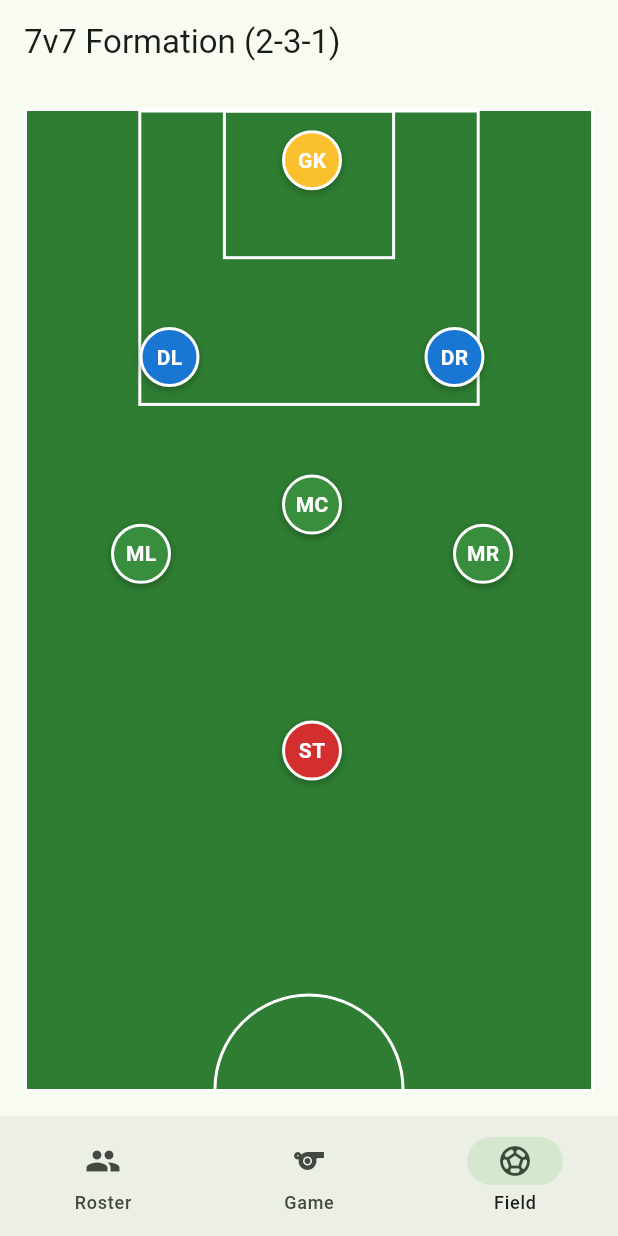
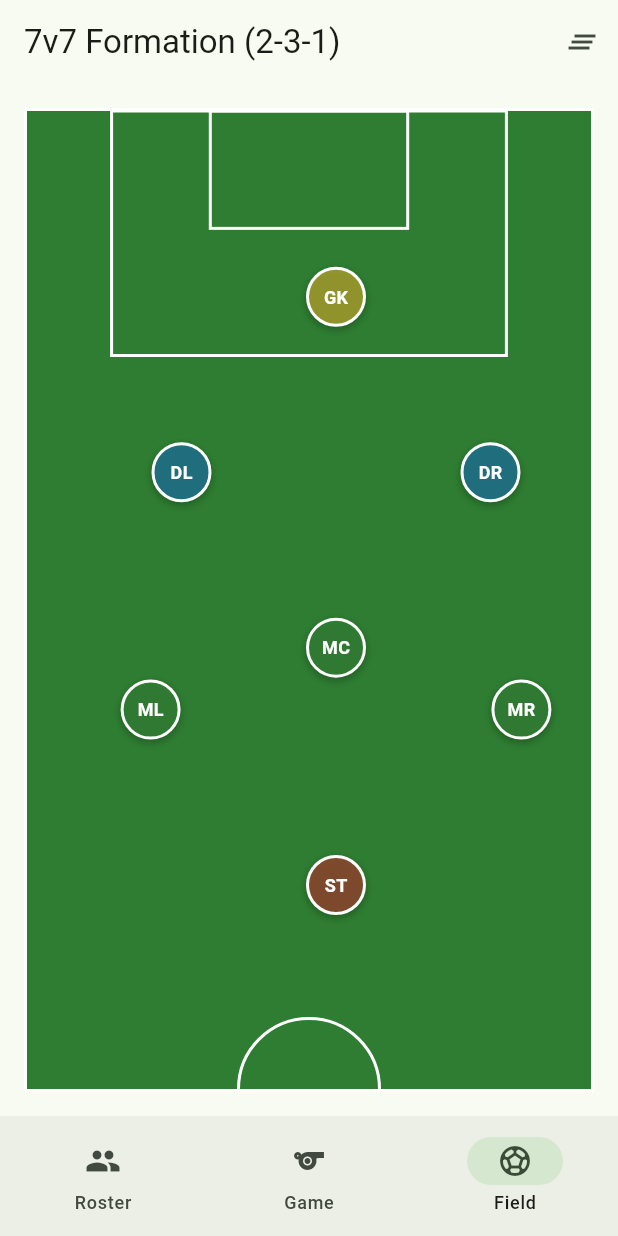
Before and after one commit to etxnija/subsub, a Flutter app: the FieldScreen screen opened by its route, on a phone screen of 412 x 824 dp. Run offline on Flutter 3.47's test engine with Material 3 defaults, Android fonts, the phone set to English and light mode, and no system bars; our stand-ins replace flutter_riverpod, go_router, sqflite; accounts and stored records are empty.

Commit message:
feat: select players for possition

```diff
--- a/lib/models/position.dart
+++ b/lib/models/position.dart
@@ -24,7 +24,7 @@ class Position {
       name: 'Goalkeeper',
       abbreviation: 'GK',
       category: 'Goalkeeper',
-      defaultLocation: Offset(0.5, 0.05),
+      defaultLocation: Offset(0.5, 0.18),  // Aligned with goal area
     ),
     // Defenders (2)
     Position(
@@ -32,14 +32,14 @@ class Position {
       name: 'Left Defender',
       abbreviation: 'DL',
       category: 'Defense',
-      defaultLocation: Offset(0.25, 0.25),
+      defaultLocation: Offset(0.25, 0.35),  // Aligned with penalty area width
     ),
     Position(
       id: 'dr',
       name: 'Right Defender',
       abbreviation: 'DR',
       category: 'Defense',
-      defaultLocation: Offset(0.75, 0.25),
+      defaultLocation: Offset(0.75, 0.35),  // Aligned with penalty area width
     ),
     // Midfielders (3)
     Position(
@@ -47,21 +47,21 @@ class Position {
       name: 'Left Midfielder',
       abbreviation: 'ML',
       category: 'Midfield',
-      defaultLocation: Offset(0.2, 0.45),
+      defaultLocation: Offset(0.2, 0.58),  // Wider spread, aligned with center
     ),
     Position(
       id: 'mc',
       name: 'Center Midfielder',
       abbreviation: 'MC',
       category: 'Midfield',
-      defaultLocation: Offset(0.5, 0.4),
+      defaultLocation: Offset(0.5, 0.52),  // Just above center line
     ),
     Position(
       id: 'mr',
       name: 'Right Midfielder',
       abbreviation: 'MR',
       category: 'Midfield',
-      defaultLocation: Offset(0.8, 0.45),
+      defaultLocation: Offset(0.8, 0.58),  // Wider spread, aligned with center
     ),
     // Forward (1)
     Position(
@@ -69,7 +69,7 @@ class Position {
       name: 'Striker',
       abbreviation: 'ST',
       category: 'Forward',
-      defaultLocation: Offset(0.5, 0.65),
+      defaultLocation: Offset(0.5, 0.75),  // Centered in attacking third
     ),
   ];
 
--- a/lib/screens/field_screen.dart
+++ b/lib/screens/field_screen.dart
@@ -1,6 +1,9 @@
 import 'package:flutter/material.dart';
 import 'package:flutter_riverpod/flutter_riverpod.dart';
+import 'package:subsub/models/player.dart';
 import 'package:subsub/models/position.dart';
+import 'package:subsub/providers/lineup_provider.dart';
+import 'package:subsub/providers/roster_provider.dart';
 
 class FieldScreen extends ConsumerWidget {
   const FieldScreen({super.key});
@@ -10,48 +13,62 @@ class FieldScreen extends ConsumerWidget {
     return Scaffold(
       appBar: AppBar(
         title: const Text('7v7 Formation (2-3-1)'),
+        actions: [
+          IconButton(
+            icon: const Icon(Icons.clear_all),
+            onPressed: () {
+              ref.read(lineupProvider.notifier).clearAllAssignments();
+            },
+            tooltip: 'Clear All Assignments',
           ),
-      body: _buildField(),
+        ],
+      ),
+      body: _buildField(ref),
     );
   }
 
-  Widget _buildField() {
+  Widget _buildField(WidgetRef ref) {
     return LayoutBuilder(
       builder: (context, constraints) {
+        const markerSize = 40.0;
         return Container(
           margin: const EdgeInsets.all(16),
           decoration: BoxDecoration(
             color: Colors.green[800],
             border: Border.all(color: Colors.white, width: 2),
           ),
-          child: CustomPaint(
+          child: Stack(
+            children: [
+              CustomPaint(
                 painter: HalfFieldPainter(),
-            child: Stack(
-              children: Position.standardPositions.map((position) {
-                return _buildPositionMarker(
-                  position,
-                  constraints.maxWidth - 32, // Account for margin
-                  constraints.maxHeight - 32,
+                size: Size(constraints.maxWidth, constraints.maxHeight),
+              ),
+              ...Position.standardPositions.map((position) {
+                return Positioned(
+                  left: (position.defaultLocation.dx * constraints.maxWidth) - (markerSize / 2),
+                  top: (position.defaultLocation.dy * constraints.maxHeight) - (markerSize / 2),
+                  child: _buildPositionMarker(context, position, ref),
                 );
               }).toList(),
-            ),
+            ],
           ),
         );
       },
     );
   }
 
-  Widget _buildPositionMarker(Position position, double width, double height) {
+  Widget _buildPositionMarker(BuildContext context, Position position, WidgetRef ref) {
     const markerSize = 40.0;
-    return Positioned(
-      // Subtract half the marker size to center it on the position
-      left: (position.defaultLocation.dx * width) - (markerSize / 2),
-      top: (position.defaultLocation.dy * height) - (markerSize / 2),
-      child: Container(
+    final lineup = ref.watch(lineupProvider);
+    final player = lineup[position.id];
+
+    return Container(
       width: markerSize,
       height: markerSize,
       decoration: BoxDecoration(
-          color: _getColorForCategory(position.category),
+        color: player != null
+            ? _getColorForCategory(position.category)
+            : _getColorForCategory(position.category).withOpacity(0.5),
         shape: BoxShape.circle,
         border: Border.all(color: Colors.white, width: 2),
         boxShadow: [
@@ -63,15 +80,127 @@ class FieldScreen extends ConsumerWidget {
           ),
         ],
       ),
-        child: Center(
+      child: Material(
+        color: Colors.transparent,
+        child: InkWell(
+          onTap: () => _showPlayerSelection(context, ref, position),
+          borderRadius: BorderRadius.circular(markerSize / 2),
+          child: Stack(
+            children: [
+              Center(
+                child: Column(
+                  mainAxisSize: MainAxisSize.min,
+                  children: [
+                    Text(
+                      position.abbreviation,
+                      style: TextStyle(
+                        color: Colors.white.withOpacity(player != null ? 0.7 : 1),
+                        fontWeight: FontWeight.bold,
+                        fontSize: 12,
+                      ),
+                    ),
+                    if (player != null) ...[
+                      const SizedBox(height: 2),
+                      Container(
+                        padding: const EdgeInsets.symmetric(horizontal: 4, vertical: 1),
+                        decoration: BoxDecoration(
+                          color: Colors.black.withOpacity(0.6),
+                          borderRadius: BorderRadius.circular(8),
+                        ),
                         child: Text(
-            position.abbreviation,
+                          '#${player.number}',
+                          style: const TextStyle(
+                            color: Colors.white,
+                            fontSize: 10,
+                            fontWeight: FontWeight.bold,
+                          ),
+                        ),
+                      ),
+                    ],
+                  ],
+                ),
+              ),
+            ],
+          ),
+        ),
+      ),
+    );
+  }
+
+  void _showPlayerSelection(BuildContext context, WidgetRef ref, Position position) {
+    final roster = ref.read(rosterProvider);
+    final lineup = ref.read(lineupProvider);
+
+    showModalBottomSheet(
+      context: context,
+      builder: (context) => Container(
+        padding: const EdgeInsets.symmetric(vertical: 16),
+        child: Column(
+          mainAxisSize: MainAxisSize.min,
+          children: [
+            Padding(
+              padding: const EdgeInsets.symmetric(horizontal: 16, vertical: 8),
+              child: Row(
+                children: [
+                  Container(
+                    padding: const EdgeInsets.symmetric(horizontal: 12, vertical: 6),
+                    decoration: BoxDecoration(
+                      color: _getColorForCategory(position.category),
+                      borderRadius: BorderRadius.circular(16),
+                    ),
+                    child: Text(
+                      position.name,
                       style: const TextStyle(
                         color: Colors.white,
                         fontWeight: FontWeight.bold,
-              fontSize: 14,
                       ),
                     ),
+                  ),
+                  const Spacer(),
+                  if (lineup[position.id] != null)
+                    TextButton.icon(
+                      onPressed: () {
+                        ref.read(lineupProvider.notifier).removePlayer(position.id);
+                        Navigator.pop(context);
+                      },
+                      icon: const Icon(Icons.person_remove),
+                      label: const Text('Remove Player'),
+                    ),
+                ],
+              ),
+            ),
+            const Divider(),
+            Expanded(
+              child: ListView.builder(
+                itemCount: roster.length,
+                itemBuilder: (context, index) {
+                  final player = roster[index];
+                  final isAssigned = lineup.values.any((p) => p?.id == player.id);
+                  final isSelectedForThisPosition = lineup[position.id]?.id == player.id;
+
+                  return ListTile(
+                    enabled: !isAssigned || isSelectedForThisPosition,
+                    selected: isSelectedForThisPosition,
+                    leading: CircleAvatar(
+                      backgroundColor: Colors.grey[300],
+                      child: Text(
+                        '#${player.number}',
+                        style: const TextStyle(
+                          fontWeight: FontWeight.bold,
+                          color: Colors.black87,
+                        ),
+                      ),
+                    ),
+                    title: Text(player.name),
+                    onTap: () {
+                      ref.read(lineupProvider.notifier).assignPlayer(position.id, player);
+                      Navigator.pop(context);
+                    },
+                  );
+                },
+              ),
+            ),
+          ],
         ),
       ),
     );
@@ -103,7 +232,7 @@ class HalfFieldPainter extends CustomPainter {
 
     // Center circle (half)
     final centerY = size.height;
-    final radius = size.width / 6;
+    final radius = size.width / 8;
     canvas.drawArc(
       Rect.fromCircle(
         center: Offset(size.width / 2, centerY),
@@ -116,8 +245,8 @@ class HalfFieldPainter extends CustomPainter {
     );
 
     // Penalty area
-    final penaltyAreaWidth = size.width * 0.6;
-    final penaltyAreaHeight = size.height * 0.3;
+    final penaltyAreaWidth = size.width * 0.7;
+    final penaltyAreaHeight = size.height * 0.25;
 
     canvas.drawRect(
       Rect.fromLTWH(
@@ -130,8 +259,8 @@ class HalfFieldPainter extends CustomPainter {
     );
 
     // Goal area
-    final goalAreaWidth = size.width * 0.3;
-    final goalAreaHeight = size.height * 0.15;
+    final goalAreaWidth = size.width * 0.35;
+    final goalAreaHeight = size.height * 0.12;
 
     canvas.drawRect(
       Rect.fromLTWH(
```
Also changed, not shown: lib/providers/lineup_provider.dart (added, +31 -0 lines). Lines whose indentation alone changed are shown as unchanged.
